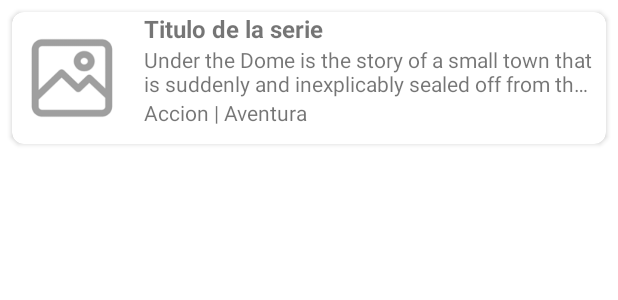
After one commit to AdanLM/Series, an Android app: the layout item_show.xml on its own in the app's theme, with its tools: preview values and no code run, on a phone screen of 412 x 824 dp. The commit adds this screen. Shown: the top 300 px of the screen. Run offline under Robolectric (Android 15) with nearby library versions, the phone set to English and light mode, and no system bars; network calls fail.

Commit message:
Show all Series
-Inyects and implements the basics config for using glide

```diff
--- a/app/build.gradle
+++ b/app/build.gradle
@@ -36,6 +36,7 @@ ext{
     dagger_version = "2.35.1"
     retrofit_version = "2.9.0"
     rxAndroid_version = "2.1.1"
+    glide_version = "4.12.0"
 }
 
 dependencies {
@@ -59,4 +60,7 @@ dependencies {
     implementation "com.squareup.retrofit2:adapter-rxjava2:$retrofit_version"
     //RxAndroid
     implementation "io.reactivex.rxjava2:rxandroid:$rxAndroid_version"
+    //Glide
+    implementation "com.github.bumptech.glide:glide:$glide_version"
+    annotationProcessor "com.github.bumptech.glide:compiler:$glide_version"
 }
--- /dev/null
+++ b/app/src/main/res/layout/item_show.xml
@@ -0,0 +1,60 @@
+<?xml version="1.0" encoding="utf-8"?>
+<androidx.cardview.widget.CardView xmlns:android="http://schemas.android.com/apk/res/android"
+    xmlns:app="http://schemas.android.com/apk/res-auto"
+    xmlns:tools="http://schemas.android.com/tools"
+    android:layout_width="match_parent"
+    android:layout_height="wrap_content"
+    android:layout_margin="8dp"
+    app:cardCornerRadius="8dp">
+
+    <RelativeLayout
+        android:layout_width="match_parent"
+        android:layout_height="wrap_content">
+
+
+        <ImageView
+            android:id="@+id/img_preview_show"
+            android:layout_width="80dp"
+            android:layout_height="80dp"
+            android:layout_marginTop="4dp"
+            android:layout_marginEnd="8dp"
+            android:layout_marginBottom="4dp"
+            android:scaleType="fitCenter"
+            android:src="@drawable/preview_img" />
+
+        <TextView
+            android:id="@+id/txt_title_show"
+            android:layout_width="wrap_content"
+            android:layout_height="wrap_content"
+            android:layout_marginEnd="8dp"
+            android:layout_toEndOf="@id/img_preview_show"
+            android:ellipsize="end"
+            android:textSize="16sp"
+            android:textStyle="bold"
+            tools:text="Titulo de la serie" />
+
+        <TextView
+            android:id="@+id/txt_sumary_show"
+            android:layout_width="wrap_content"
+            android:layout_height="wrap_content"
+            android:layout_below="@id/txt_title_show"
+            android:layout_marginEnd="8dp"
+            android:layout_toEndOf="@id/img_preview_show"
+            android:ellipsize="end"
+            android:maxLines="2"
+            android:textSize="14sp"
+            tools:text="Under the Dome is the story of a small town that is suddenly and inexplicably sealed off from the rest of the world by an enormous transparent dome. The town's inhabitants must deal with surviving the post-apocalyptic conditions while searching for answers about the dome, where it came from and if and when it will go away." />
+
+        <TextView
+            android:id="@+id/txt_genres_show"
+            android:layout_width="wrap_content"
+            android:layout_height="wrap_content"
+            android:layout_below="@id/txt_sumary_show"
+            android:layout_marginEnd="8dp"
+            android:layout_toEndOf="@id/img_preview_show"
+            android:textSize="14sp"
+            tools:text="Accion | Aventura" />
+
+    </RelativeLayout>
+
+</androidx.cardview.widget.CardView>
```
Also changed, not shown: app/src/main/java/com/adanlm/series/di/AppModule.java (+20 -1 lines), app/src/main/java/com/adanlm/series/ui/adapters/ShowAdapter.java (added, +90 -0 lines), app/src/main/java/com/adanlm/series/ui/main/MainActivity.java (+11 -7 lines), app/src/main/java/com/adanlm/series/ui/main/MainModule.java (+7 -0 lines), app/src/main/java/com/adanlm/series/ui/main/MainPresenter.java (+9 -2 lines), app/src/main/res/layout/activity_main.xml (+11 -10 lines), app/src/main/res/drawable-v24/preview_img.png (added).
